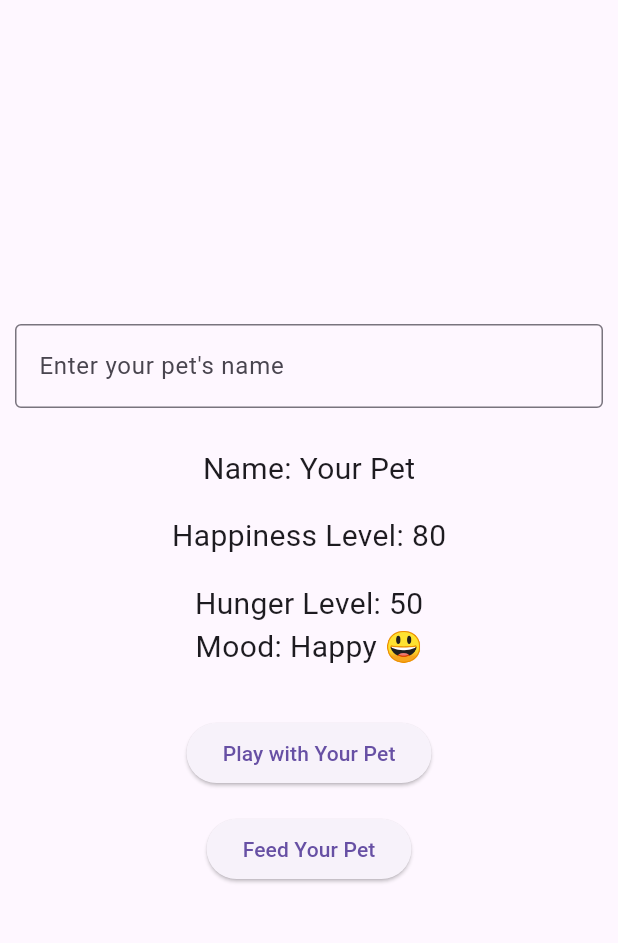
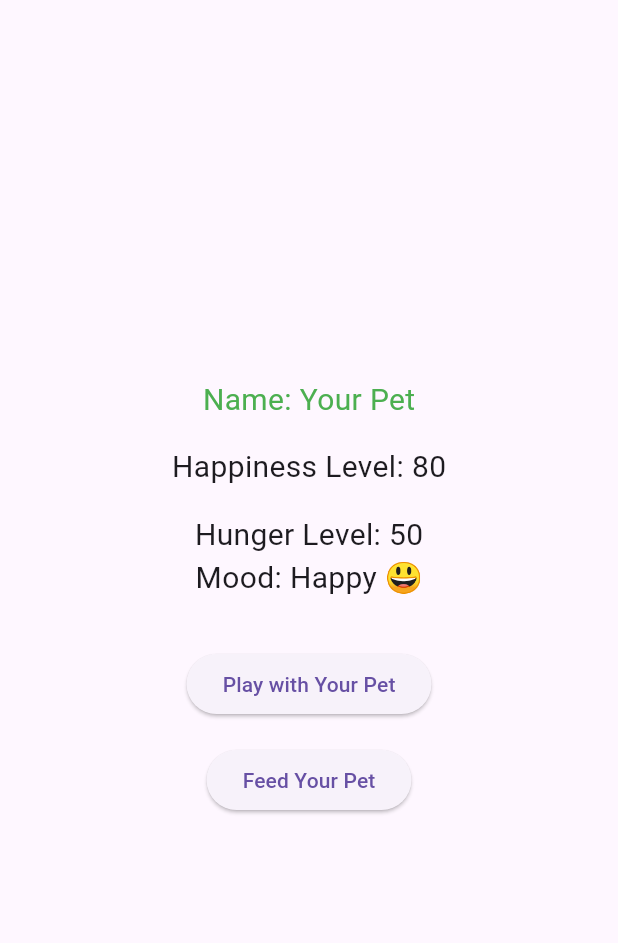
Before and after one commit to TJs87474/Digitalpetapp-state, a Flutter app: the screen it shows after launch, after a tap on "Play with Your Pet", after a tap on "Feed Your Pet", on a phone screen of 412 x 824 dp, the part 63-1006 px from its top. Run offline on Flutter 3.47's test engine with Material 3 defaults, Android fonts, the phone set to English and light mode, and no system bars.

Commit message:
Added colors and changed mood getter to a void method

```diff
--- a/lib/main.dart
+++ b/lib/main.dart
@@ -15,21 +15,36 @@
     Timer? hungerTimer;
     int happinessLevel = 50;
     int hungerLevel = 50;
+    String petMood = "Neutral 😐";
+    Color petColor = Colors.yellow;
 
   @override
   void initState() {
     super.initState();
     _startHungerTimer();
   }
-    String get petMood {
-    if (happinessLevel >= 70) {
-      return "Happy 😃";
-    } else if (happinessLevel >= 40) {
-      return "Neutral 😐";
+
+void _updatePetMood() {
+    if (happinessLevel > 70) {
+      setState(() {
+        petMood = "Happy 😃";
+        petColor = Colors.green;
+
+      });
+    } else if (happinessLevel >= 30 || happinessLevel <=70) {
+      setState(() {
+        petMood = "Neutral 😐";
+        petColor = Colors.orange;
+      });
     } else {
-      return "Unhappy 😢";
+      setState(() {
+        petMood = "Unhappy 😢";
+        petColor = Colors.red;
+      });
     }
   }
+
+
 
   // Function to start automatic hunger increase
   void _startHungerTimer() {
@@ -38,7 +53,7 @@
         setState(() {
           hungerLevel = (hungerLevel + 5).clamp(0, 100);
           _updateHappiness();
-        //  print('Mood: $petMood');
+        _updatePetMood();
         });
     });
   }
@@ -50,6 +65,7 @@
     setState(() {
       happinessLevel = (happinessLevel + 10).clamp(0, 100);
       _updateHunger();
+      _updatePetMood();
 
     });
   }
@@ -59,6 +75,7 @@
     setState(() {
       hungerLevel = (hungerLevel - 10).clamp(0, 100);
       _updateHappiness();
+      _updatePetMood();
     });
   }
 
@@ -90,56 +107,32 @@
         child: Column(
           mainAxisAlignment: MainAxisAlignment.center,
           children: <Widget>[
-
-            // Custom pet name input
-            Padding(
-              padding: const EdgeInsets.all(10.0),
-              child: TextField(
-                decoration: InputDecoration(
-                  labelText: "Enter your pet's name",
-                  border: OutlineInputBorder(),
-                ),
-                onSubmitted: (value){
-                  setState((){
-                    petName = value;
-                  });
-                },
-              ),
+            Text(
+            'Name: $petName',
+            style: TextStyle(fontSize: 20.0, color: petColor),
             ),
             SizedBox(height: 16.0),
-
-            Text(
-              'Name: $petName',
-              style: TextStyle(fontSize: 20.0),
-            ),
-            SizedBox(height: 16.0),
-
             Text(
             'Happiness Level: $happinessLevel',
             style: TextStyle(fontSize: 20.0),
+
+
             ),
-
             SizedBox(height: 16.0),
-
             Text(
               'Hunger Level: $hungerLevel',
               style: TextStyle(fontSize: 20.0),
             ),
-
             Text(
               'Mood: $petMood',
               style: TextStyle(fontSize: 20.0),
             ),
-
             SizedBox(height: 32.0),
-
             ElevatedButton(
               onPressed: _playWithPet,
               child: Text('Play with Your Pet'),
             ),
-
             SizedBox(height: 16.0),
-
             ElevatedButton(
               onPressed: _feedPet,
               child: Text('Feed Your Pet'),
```
